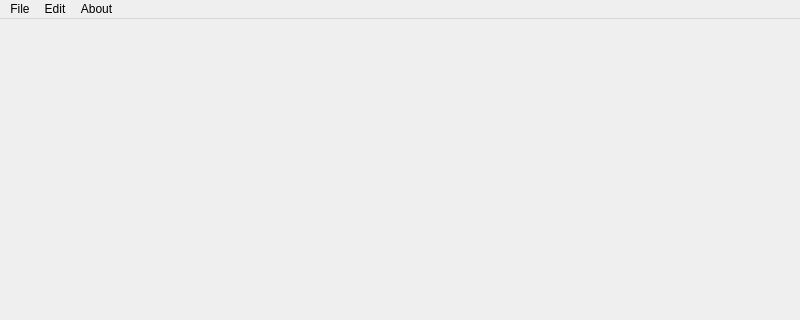
Old version of the form comic-lens/form.ui in the repository kylekce/Comic-Lens; both pictures show x 0 to 800 and y 0 to 320 of the 800 by 600 pixel window.
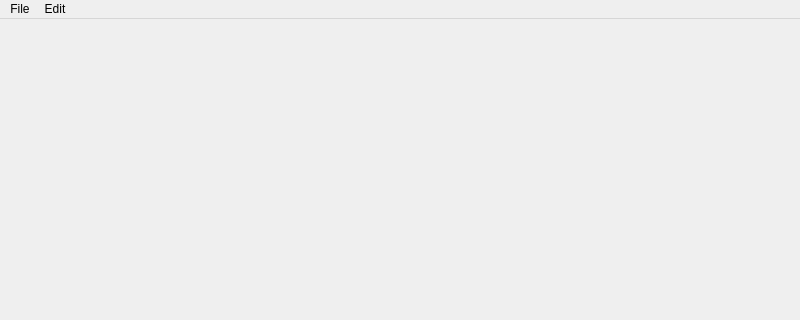
New version of the form.

Commit message: Dec 22, 2023, 2:16 PM

```diff
--- a/comic-lens/form.ui
+++ b/comic-lens/form.ui
@@ -33,14 +33,8 @@
      <string>Edit</string>
     </property>
    </widget>
-   <widget class="QMenu" name="menuAbout">
-    <property name="title">
-     <string>About</string>
-    </property>
-   </widget>
    <addaction name="menuFile"/>
    <addaction name="menuEdit"/>
-   <addaction name="menuAbout"/>
   </widget>
   <widget class="QStatusBar" name="statusbar"/>
  </widget>
```
